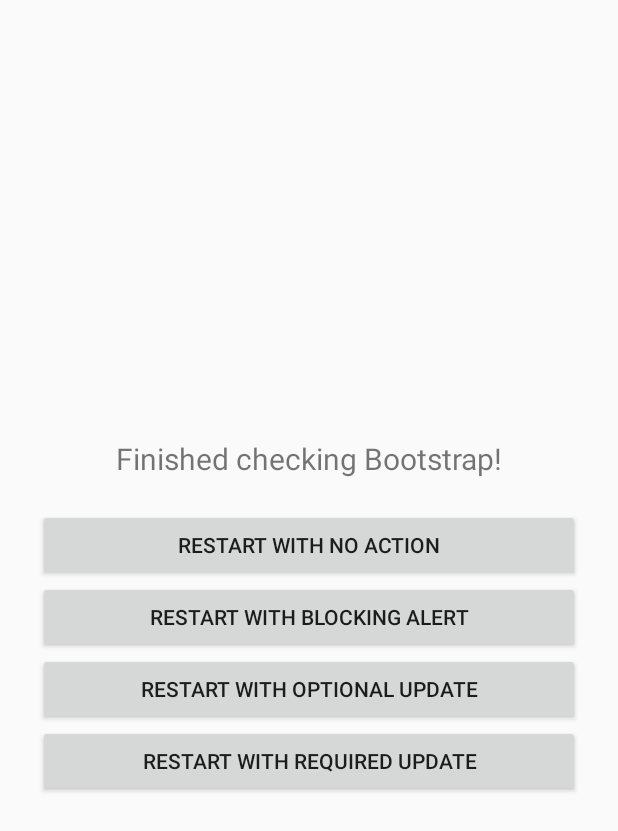
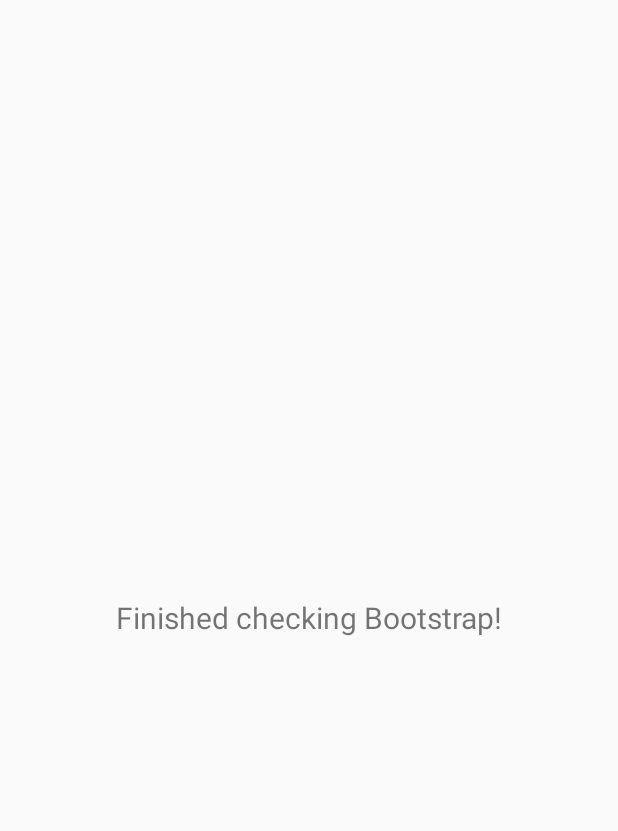
Before and after one commit to btkelly/gandalf, an Android app: the layout activity_splash_finished_loading.xml on its own in the app's theme, with its tools: preview values and no code run, on a phone screen of 412 x 824 dp. Shown: the top 831 px of the screen. Run offline under Robolectric (Android 15) with nearby library versions, the phone set to English and light mode, and no system bars.

Commit message:
Converted buttons to options menu so it can be accessed if the bootstrap check fails

```diff
--- a/example/src/main/AndroidManifest.xml
+++ b/example/src/main/AndroidManifest.xml
@@ -13,7 +13,8 @@
 
         <activity
             android:name=".activities.SplashActivity"
-            android:launchMode="singleTop">
+            android:launchMode="singleTop"
+            android:screenOrientation="portrait">
             <intent-filter>
                 <action android:name="android.intent.action.MAIN" />
                 <category android:name="android.intent.category.LAUNCHER" />
--- a/example/src/main/res/layout/activity_splash_finished_loading.xml
+++ b/example/src/main/res/layout/activity_splash_finished_loading.xml
@@ -1,5 +1,4 @@
-<?xml version="1.0" encoding="utf-8"?>
-<!--
+<?xml version="1.0" encoding="utf-8"?><!--
 
     Copyright 2016 Bryan Kelly
 
@@ -26,37 +25,8 @@
     <TextView
         android:layout_width="match_parent"
         android:layout_height="wrap_content"
-        android:layout_marginBottom="20dp"
         android:gravity="center"
         android:text="Finished checking Bootstrap!"
         android:textSize="20sp" />
 
-    <Button
-        android:id="@+id/btnRestartNoAction"
-        android:layout_width="match_parent"
-        android:layout_height="wrap_content"
-        android:gravity="center"
-        android:text="Restart with no action" />
-
-    <Button
-        android:id="@+id/btnRestartAlert"
-        android:layout_width="match_parent"
-        android:layout_height="wrap_content"
-        android:gravity="center"
-        android:text="Restart with blocking alert" />
-
-    <Button
-        android:id="@+id/btnRestartOptional"
-        android:layout_width="match_parent"
-        android:layout_height="wrap_content"
-        android:gravity="center"
-        android:text="Restart with optional update" />
-
-    <Button
-        android:id="@+id/btnRestartRequired"
-        android:layout_width="match_parent"
-        android:layout_height="wrap_content"
-        android:gravity="center"
-        android:text="Restart with required update" />
-
 </LinearLayout>
--- a/example/src/main/res/values/strings.xml
+++ b/example/src/main/res/values/strings.xml
@@ -17,4 +17,9 @@
 -->
 <resources>
     <string name="app_name">Gandalf</string>
+    <string name="restart_with_no_action">Restart with no action</string>
+    <string name="restart_with_blocking_alert">Restart with blocking alert</string>
+    <string name="restart_with_optional_update">Restart with optional update</string>
+    <string name="restart_with_required_update">Restart with required update</string>
+    <string name="reset_state_and_restart">Reset state and restart</string>
 </resources>
```
Also changed, not shown: example/src/main/java/io/github/btkelly/gandalf/example/activities/SplashActivity.java (+17 -12 lines), example/src/main/res/menu/restart_menu.xml (added, +43 -0 lines).
